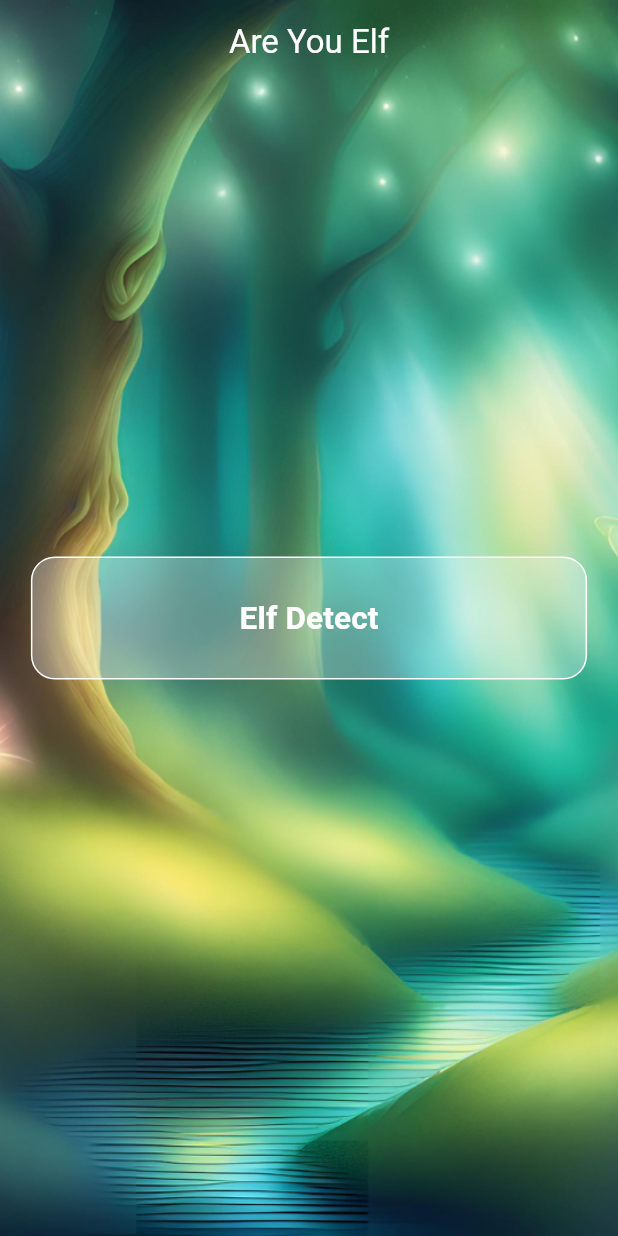
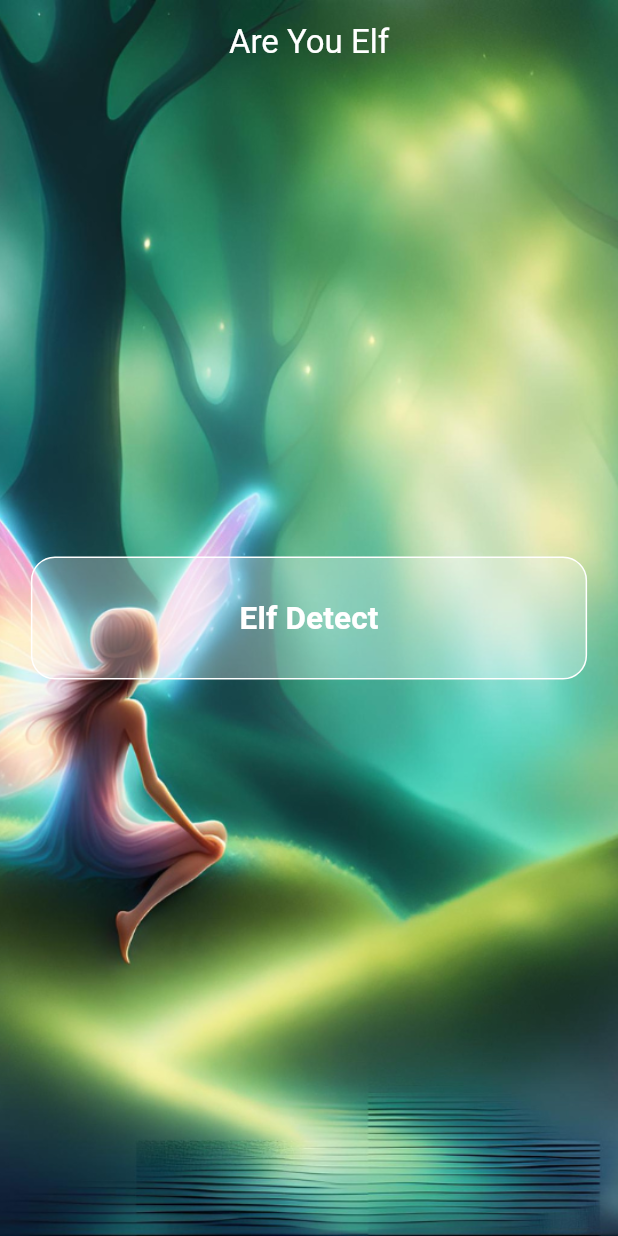
Before and after one commit to whenyourapprun/AreYouElf, a Flutter app: the screen it shows after launch, on a phone screen of 412 x 824 dp. Run offline on Flutter 3.47's test engine with Material 3 defaults, Android fonts, the light colour scheme and no system bars; our stand-ins replace camera, google_fonts; missing offline and left inert: exif, google_mlkit_commons, google_mlkit_face_detection, pytorch_lite, tflite_flutter.

Commit message:
홈 화면 배경 이미지 변경

```diff
--- a/lib/pages/home_page.dart
+++ b/lib/pages/home_page.dart
@@ -22,7 +22,7 @@ class HomePage extends StatelessWidget {
       body: Stack(
         children: [
           Image.asset(
-            'assets/images/elf_bg_1.png',
+            'assets/images/elf_bg_4.png',
             fit: BoxFit.cover,
             width: double.infinity,
             height: double.infinity,
```
